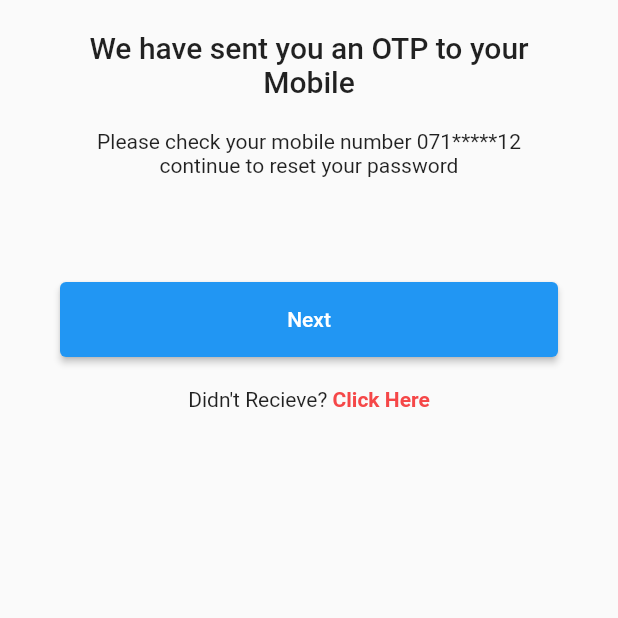
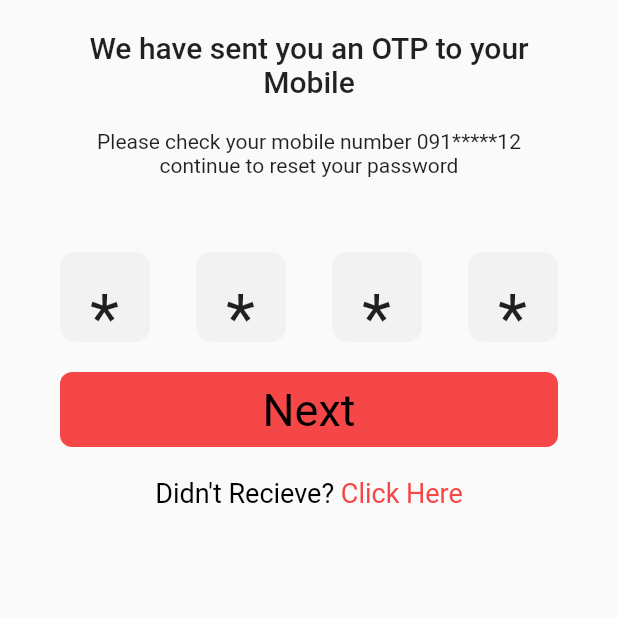
Before and after one commit to Teddydesta/gebeta-app, a Flutter app: the SendOTPScreen screen opened directly, on a phone screen of 412 x 824 dp, the top half of it. Run offline on Flutter 3.47's test engine with Material 2 defaults, Android fonts, the phone set to English and light mode, and no system bars; our stand-ins replace bottom_navy_bar, font_awesome_flutter, google_fonts, google_maps_flutter.

Commit message:
Otp Screen

```diff
--- a/lib/screens/customer/otpScreen/OtpScreen.dart
+++ b/lib/screens/customer/otpScreen/OtpScreen.dart
@@ -4,6 +4,8 @@
 import 'package:gebeta_food_delivery/screens/authScreen/components/forgotPasswordScreen.dart';
 import 'package:gebeta_food_delivery/utils/colors.dart';
 import 'package:gebeta_food_delivery/utils/helpers.dart';
+import 'package:gebeta_food_delivery/widgets/CustomBtn.dart';
+import 'package:gebeta_food_delivery/widgets/customText.dart';
 
 class SendOTPScreen extends StatelessWidget {
   static const routeName = "/sendOTP";
@@ -29,7 +31,7 @@
               height: 20,
             ),
             const Text(
-              "Please check your mobile number 071*****12 continue to reset your password",
+              "Please check your mobile number 091*****12 continue to reset your password",
               textAlign: TextAlign.center,
             ),
             const SizedBox(
@@ -37,40 +39,40 @@
             ),
             Row(
               mainAxisAlignment: MainAxisAlignment.spaceBetween,
-              children: [
-                Container(
-                    // OTPInput(),
-                    //OTPInput(),
-                    //OTPInput(),
-                    //OTPInput(),
-                    )
+              children: const [
+                OTPInput(),
+                OTPInput(),
+                OTPInput(),
+                OTPInput(),
               ],
             ),
             const SizedBox(
               height: 20,
             ),
-            SizedBox(
-              height: 50,
-              width: double.infinity,
-              child: ElevatedButton(
+            CustomBtn(
+                text: "Next",
+                color: AppColors.orange,
+                height: 50,
+                width: 450,
+                borderRadius: 8.0,
+                fontSize: 30,
+                textColor: Colors.white,
+                fontWeight: FontWeight.normal,
                 onPressed: () {
-                  Navigator.of(context)
-                      .pushReplacementNamed(NewPwScreen.routeName);
-                },
-                child: const Text("Next"),
-              ),
-            ),
+                  Navigator.push(
+                      context,
+                      MaterialPageRoute(
+                          builder: ((BuildContext context) =>
+                              const NewPwScreen())));
+                }),
             const SizedBox(height: 20),
             Row(
               mainAxisAlignment: MainAxisAlignment.center,
               children: const [
-                Text("Didn't Recieve? "),
-                Text(
-                  "Click Here",
-                  style: TextStyle(
-                    color: AppColors.orange,
-                    fontWeight: FontWeight.bold,
-                  ),
+                CustomText(text: "Didn't Recieve? "),
+                CustomText(
+                  text: "Click Here",
+                  color: AppColors.orange,
                 )
               ],
             )
@@ -83,7 +85,7 @@
 
 class OTPInput extends StatelessWidget {
   const OTPInput({
-    required Key key,
+    Key? key,
   }) : super(key: key);
 
   @override
--- a/lib/screens/customer/otpScreen/components/OtpInput.dart
+++ b/lib/screens/customer/otpScreen/components/OtpInput.dart
@@ -2,8 +2,8 @@
 import 'package:gebeta_food_delivery/utils/colors.dart';
 
 class OTPInput extends StatelessWidget {
-  const OTPInput({
-    required Key? key,
+  OTPInput({
+    Key? key,
   }) : super(key: key);
 
   @override
@@ -21,10 +21,6 @@
         children: const [
           Padding(
             padding: EdgeInsets.only(top: 18, left: 20),
-            child: Text(
-              "*",
-              style: TextStyle(fontSize: 45),
-            ),
           ),
           TextField(
             decoration: InputDecoration(border: InputBorder.none),
```
Also changed, not shown: lib/main.dart (+4 -3 lines), lib/screens/customer/profileScreen/profileScreen.dart (+9 -1 lines), 1 other file.
